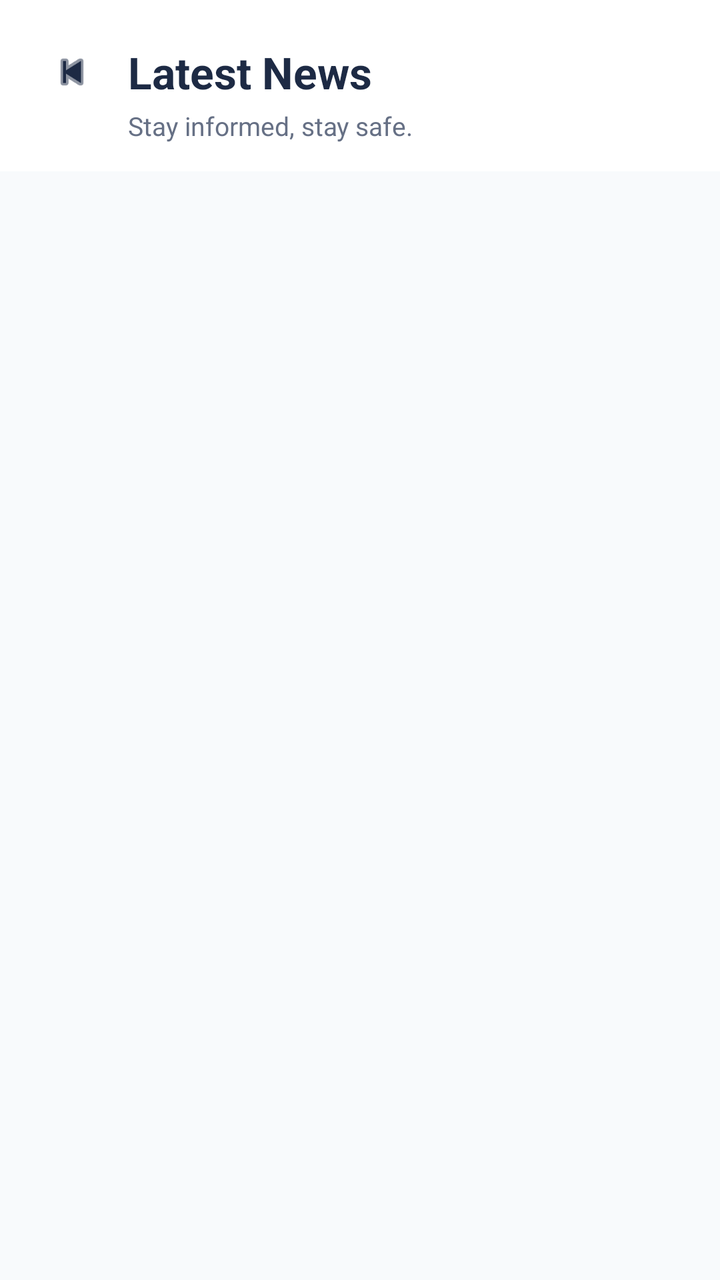
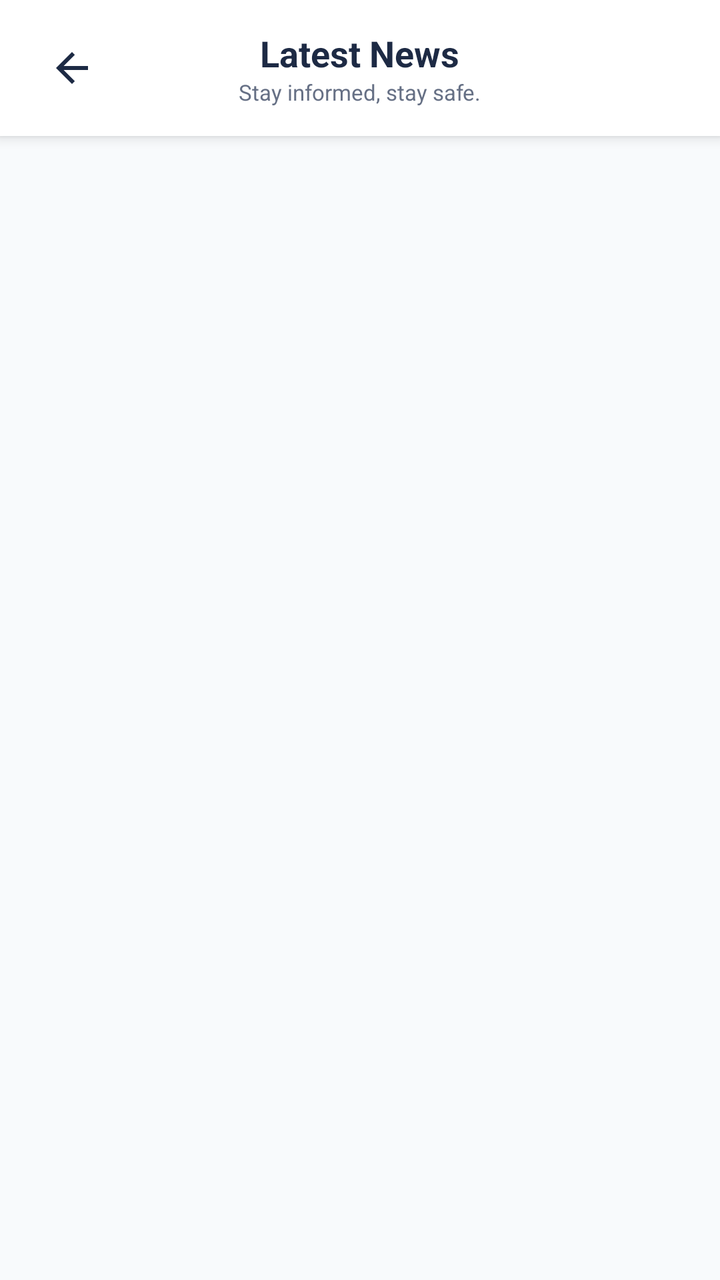

Two renders of the same Android screen: before a commit and after it. Below are the layout's source before the change and the commit's diff.
<!-- AndroidManifest.xml: application theme Theme.Crises -->
<!-- res/layout/activity_news.xml -->
<?xml version="1.0" encoding="utf-8"?>
<RelativeLayout xmlns:android="http://schemas.android.com/apk/res/android"
    xmlns:app="http://schemas.android.com/apk/res-auto"
    android:layout_width="match_parent"
    android:layout_height="match_parent"
    android:background="#F8FAFC">

    
    <LinearLayout
        android:id="@+id/newsHeader"
        android:layout_width="match_parent"
        android:layout_height="wrap_content"
        android:orientation="vertical"
        android:background="#FFFFFF"
        android:paddingStart="20dp"
        android:paddingEnd="20dp"
        android:paddingTop="20dp"
        android:paddingBottom="14dp">

        <LinearLayout
            android:layout_width="match_parent"
            android:layout_height="wrap_content"
            android:orientation="horizontal"
            android:gravity="center_vertical">

            <ImageView
                android:id="@+id/btnBack"
                android:layout_width="32dp"
                android:layout_height="32dp"
                android:src="@android:drawable/ic_media_previous"
                android:padding="4dp"
                android:layout_marginEnd="12dp"
                app:tint="#1D2A44" />

            <TextView
                android:layout_width="0dp"
                android:layout_height="wrap_content"
                android:layout_weight="1"
                android:text="Latest News"
                android:textSize="22sp"
                android:textStyle="bold"
                android:textColor="#1D2A44" />
        </LinearLayout>

        <TextView
            android:layout_width="wrap_content"
            android:layout_height="wrap_content"
            android:text="Stay informed, stay safe."
            android:textSize="13sp"
            android:textColor="#667085"
            android:layout_marginStart="44dp"
            android:layout_marginTop="2dp" />
    </LinearLayout>

    
    <androidx.recyclerview.widget.RecyclerView
        android:id="@+id/recyclerView"
        android:layout_width="match_parent"
        android:layout_height="match_parent"
        android:layout_below="@id/newsHeader"
        android:paddingTop="12dp"
        android:clipToPadding="false" />

    
    <ProgressBar
        android:id="@+id/progressBar"
        android:layout_width="wrap_content"
        android:layout_height="wrap_content"
        android:layout_centerInParent="true"
        android:visibility="visible" />

</RelativeLayout>
<!-- resources referenced by this layout -->
<resources>
  <style name="Theme.Crises" parent="Base.Theme.Crises" />
  <style name="Base.Theme.Crises" parent="Theme.Material3.DayNight.NoActionBar">
  
      </style>
</resources>

<!-- the commit's change to res/layout/activity_news.xml (unified diff, before → after) -->
@@ -3,54 +3,57 @@
     xmlns:app="http://schemas.android.com/apk/res-auto"
     android:layout_width="match_parent"
     android:layout_height="match_parent"
-    android:background="#F8FAFC">
+    android:background="#F8FAFC"
+    android:fitsSystemWindows="true">
 
     
-    <LinearLayout
+    <RelativeLayout
         android:id="@+id/newsHeader"
         android:layout_width="match_parent"
         android:layout_height="wrap_content"
-        android:orientation="vertical"
         android:background="#FFFFFF"
-        android:paddingStart="20dp"
-        android:paddingEnd="20dp"
-        android:paddingTop="20dp"
-        android:paddingBottom="14dp">
+        android:paddingStart="16dp"
+        android:paddingEnd="16dp"
+        android:paddingTop="16dp"
+        android:paddingBottom="12dp"
+        android:elevation="4dp"
+        android:fitsSystemWindows="true">
+
+        <ImageButton
+            android:id="@+id/btnBack"
+            android:layout_width="40dp"
+            android:layout_height="40dp"
+            android:layout_centerVertical="true"
+            android:layout_alignParentStart="true"
+            android:background="?attr/selectableItemBackgroundBorderless"
+            android:src="@drawable/ic_arrow_back"
+            android:contentDescription="Back"
+            app:tint="#1D2A44" />
 
         <LinearLayout
-            android:layout_width="match_parent"
+            android:layout_width="wrap_content"
             android:layout_height="wrap_content"
-            android:orientation="horizontal"
-            android:gravity="center_vertical">
-
-            <ImageView
-                android:id="@+id/btnBack"
-                android:layout_width="32dp"
-                android:layout_height="32dp"
-                android:src="@android:drawable/ic_media_previous"
-                android:padding="4dp"
-                android:layout_marginEnd="12dp"
-                app:tint="#1D2A44" />
+            android:layout_centerInParent="true"
+            android:orientation="vertical"
+            android:gravity="center">
 
             <TextView
-                android:layout_width="0dp"
+                android:layout_width="wrap_content"
                 android:layout_height="wrap_content"
-                android:layout_weight="1"
                 android:text="Latest News"
-                android:textSize="22sp"
+                android:textSize="18sp"
                 android:textStyle="bold"
                 android:textColor="#1D2A44" />
+
+            <TextView
+                android:layout_width="wrap_content"
+                android:layout_height="wrap_content"
+                android:text="Stay informed, stay safe."
+                android:textSize="11sp"
+                android:textColor="#667085" />
         </LinearLayout>
 
-        <TextView
-            android:layout_width="wrap_content"
-            android:layout_height="wrap_content"
-            android:text="Stay informed, stay safe."
-            android:textSize="13sp"
-            android:textColor="#667085"
-            android:layout_marginStart="44dp"
-            android:layout_marginTop="2dp" />
-    </LinearLayout>
+    </RelativeLayout>
 
     
     <androidx.recyclerview.widget.RecyclerView
<!-- resource entries referenced after the edit -->
@@ -1,5 +1,15 @@
 <!-- resources referenced by this layout -->
 <resources>
+  <!-- drawable ic_arrow_back (drawable) -->
+  <vector xmlns:android="http://schemas.android.com/apk/res/android"
+      android:width="24dp"
+      android:height="24dp"
+      android:viewportWidth="24"
+      android:viewportHeight="24">
+      <path
+          android:fillColor="#FF000000"
+          android:pathData="M20,11H7.83l5.59,-5.59L12,4l-8,8 8,8 1.41,-1.41L7.83,13H20v-2z"/>
+  </vector>
   <style name="Theme.Crises" parent="Base.Theme.Crises" />
   <style name="Base.Theme.Crises" parent="Theme.Material3.DayNight.NoActionBar">
   
